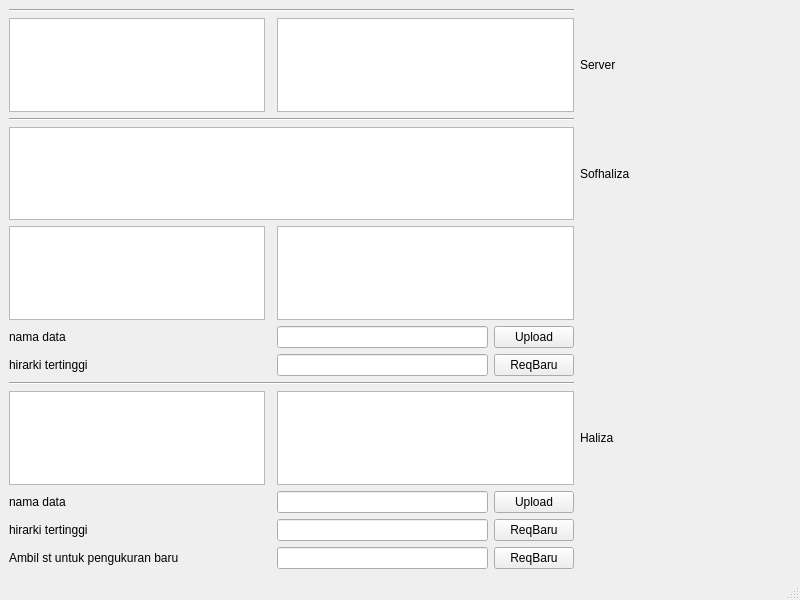
Old version of the form split_parsing/tampil.ui in the repository hattafaiq/QTxJS_zlibXqcompress.
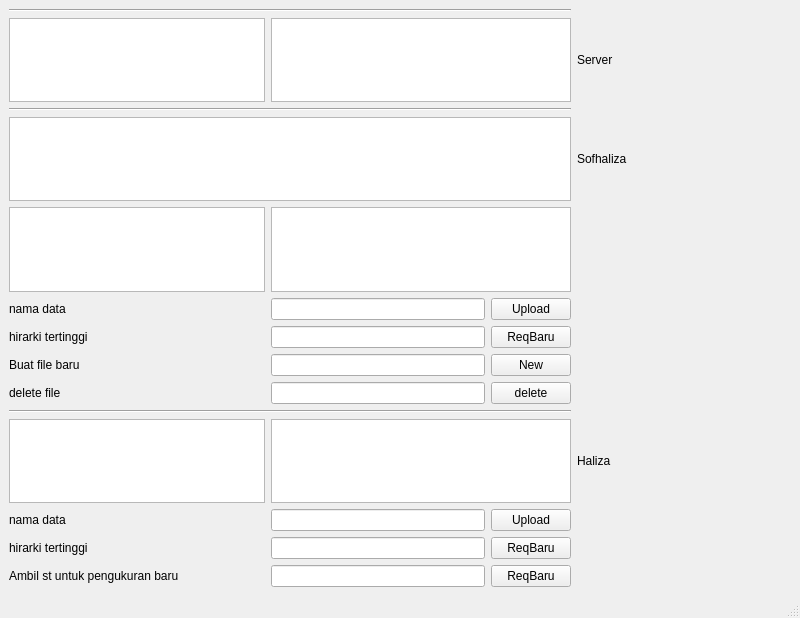
New version of the form. Custom widgets are drawn as their Qt base class.

```diff
--- a/split_parsing/tampil.ui
+++ b/split_parsing/tampil.ui
@@ -7,7 +7,7 @@
     <x>0</x>
     <y>0</y>
     <width>800</width>
-    <height>600</height>
+    <height>618</height>
    </rect>
   </property>
   <property name="windowTitle">
@@ -15,72 +15,43 @@
   </property>
   <widget class="QWidget" name="centralwidget">
    <layout class="QGridLayout" name="gridLayout">
-    <item row="20" column="0">
+    <item row="24" column="1">
+     <widget class="QLineEdit" name="lineEdit_5"/>
+    </item>
+    <item row="13" column="2">
+     <widget class="QPushButton" name="pushButton_6">
+      <property name="text">
+       <string>New</string>
+      </property>
+     </widget>
+    </item>
+    <item row="6" column="0">
+     <widget class="QTableView" name="tableView_3"/>
+    </item>
+    <item row="20" column="1">
+     <widget class="QLineEdit" name="lineEdit_3"/>
+    </item>
+    <item row="5" column="0" colspan="3">
+     <widget class="TreeSub" name="treeView"/>
+    </item>
+    <item row="12" column="1">
+     <widget class="QLineEdit" name="lineEdit_2"/>
+    </item>
+    <item row="23" column="0">
      <widget class="QLabel" name="label_7">
       <property name="text">
        <string>hirarki tertinggi</string>
       </property>
      </widget>
     </item>
-    <item row="12" column="3">
-     <widget class="QPushButton" name="pushButton_2">
-      <property name="text">
-       <string>ReqBaru</string>
-      </property>
-     </widget>
-    </item>
     <item row="12" column="2">
-     <widget class="QLineEdit" name="lineEdit_2"/>
-    </item>
-    <item row="5" column="4">
-     <widget class="QLabel" name="label_3">
+     <widget class="QPushButton" name="pushButton_2">
       <property name="text">
-       <string>Sofhaliza</string>
+       <string>ReqBaru</string>
       </property>
      </widget>
     </item>
-    <item row="3" column="0" colspan="4">
-     <widget class="Line" name="line">
-      <property name="orientation">
-       <enum>Qt::Horizontal</enum>
-      </property>
-     </widget>
-    </item>
-    <item row="10" column="3">
-     <widget class="QPushButton" name="pushButton">
-      <property name="text">
-       <string>Upload</string>
-      </property>
-     </widget>
-    </item>
-    <item row="20" column="2">
-     <widget class="QLineEdit" name="lineEdit_4"/>
-    </item>
-    <item row="21" column="2">
-     <widget class="QLineEdit" name="lineEdit_5"/>
-    </item>
-    <item row="10" column="0">
-     <widget class="QLabel" name="label">
-      <property name="text">
-       <string>nama data</string>
-      </property>
-     </widget>
-    </item>
-    <item row="0" column="0" colspan="4">
-     <widget class="Line" name="line_2">
-      <property name="orientation">
-       <enum>Qt::Horizontal</enum>
-      </property>
-     </widget>
-    </item>
-    <item row="12" column="0">
-     <widget class="QLabel" name="label_2">
-      <property name="text">
-       <string>hirarki tertinggi</string>
-      </property>
-     </widget>
-    </item>
-    <item row="12" column="4">
+    <item row="12" column="3">
      <spacer name="horizontalSpacer">
       <property name="orientation">
        <enum>Qt::Horizontal</enum>
@@ -93,88 +64,151 @@
       </property>
      </spacer>
     </item>
+    <item row="10" column="0">
+     <widget class="QLabel" name="label">
+      <property name="text">
+       <string>nama data</string>
+      </property>
+     </widget>
+    </item>
+    <item row="20" column="0">
+     <widget class="QLabel" name="label_6">
+      <property name="text">
+       <string>nama data</string>
+      </property>
+     </widget>
+    </item>
+    <item row="12" column="0">
+     <widget class="QLabel" name="label_2">
+      <property name="text">
+       <string>hirarki tertinggi</string>
+      </property>
+     </widget>
+    </item>
+    <item row="18" column="0">
+     <widget class="QTableView" name="tableView_5"/>
+    </item>
+    <item row="6" column="1" colspan="2">
+     <widget class="QTableView" name="tableView_4"/>
+    </item>
+    <item row="0" column="0" colspan="3">
+     <widget class="Line" name="line_2">
+      <property name="orientation">
+       <enum>Qt::Horizontal</enum>
+      </property>
+     </widget>
+    </item>
+    <item row="5" column="3">
+     <widget class="QLabel" name="label_3">
+      <property name="text">
+       <string>Sofhaliza</string>
+      </property>
+     </widget>
+    </item>
+    <item row="3" column="0" colspan="3">
+     <widget class="Line" name="line">
+      <property name="orientation">
+       <enum>Qt::Horizontal</enum>
+      </property>
+     </widget>
+    </item>
+    <item row="23" column="2">
+     <widget class="QPushButton" name="pushButton_3">
+      <property name="text">
+       <string>ReqBaru</string>
+      </property>
+     </widget>
+    </item>
+    <item row="13" column="0">
+     <widget class="QLabel" name="label_9">
+      <property name="text">
+       <string>Buat file baru</string>
+      </property>
+     </widget>
+    </item>
+    <item row="24" column="0">
+     <widget class="QLabel" name="label_8">
+      <property name="text">
+       <string>Ambil st untuk pengukuran baru</string>
+      </property>
+     </widget>
+    </item>
     <item row="2" column="0">
      <widget class="QTableView" name="tableView"/>
     </item>
-    <item row="17" column="3">
-     <widget class="QPushButton" name="pushButton_4">
-      <property name="text">
-       <string>Upload</string>
-      </property>
-     </widget>
+    <item row="10" column="1">
+     <widget class="QLineEdit" name="lineEdit"/>
     </item>
-    <item row="2" column="4">
+    <item row="2" column="3">
      <widget class="QLabel" name="label_4">
       <property name="text">
        <string>Server</string>
       </property>
      </widget>
     </item>
+    <item row="18" column="1" colspan="2">
+     <widget class="QTableView" name="tableView_6"/>
+    </item>
     <item row="10" column="2">
-     <widget class="QLineEdit" name="lineEdit"/>
+     <widget class="QPushButton" name="pushButton">
+      <property name="text">
+       <string>Upload</string>
+      </property>
+     </widget>
     </item>
-    <item row="20" column="3">
-     <widget class="QPushButton" name="pushButton_3">
+    <item row="13" column="1">
+     <widget class="QLineEdit" name="lineEdit_6"/>
+    </item>
+    <item row="24" column="2">
+     <widget class="QPushButton" name="pushButton_5">
       <property name="text">
        <string>ReqBaru</string>
       </property>
      </widget>
     </item>
-    <item row="17" column="0">
-     <widget class="QLabel" name="label_6">
+    <item row="20" column="2">
+     <widget class="QPushButton" name="pushButton_4">
       <property name="text">
-       <string>nama data</string>
+       <string>Upload</string>
       </property>
      </widget>
     </item>
-    <item row="2" column="2" colspan="2">
-     <widget class="QTableView" name="tableView_2"/>
-    </item>
-    <item row="15" column="0">
-     <widget class="QTableView" name="tableView_5"/>
-    </item>
-    <item row="17" column="2">
-     <widget class="QLineEdit" name="lineEdit_3"/>
-    </item>
-    <item row="13" column="0" colspan="4">
+    <item row="16" column="0" colspan="3">
      <widget class="Line" name="line_3">
       <property name="orientation">
        <enum>Qt::Horizontal</enum>
       </property>
      </widget>
     </item>
-    <item row="15" column="2" colspan="2">
-     <widget class="QTableView" name="tableView_6"/>
+    <item row="23" column="1">
+     <widget class="QLineEdit" name="lineEdit_4"/>
     </item>
-    <item row="21" column="0">
-     <widget class="QLabel" name="label_8">
-      <property name="text">
-       <string>Ambil st untuk pengukuran baru</string>
-      </property>
-     </widget>
+    <item row="2" column="1" colspan="2">
+     <widget class="QTableView" name="tableView_2"/>
     </item>
-    <item row="15" column="4">
+    <item row="18" column="3">
      <widget class="QLabel" name="label_5">
       <property name="text">
        <string>Haliza</string>
       </property>
      </widget>
     </item>
-    <item row="21" column="3">
-     <widget class="QPushButton" name="pushButton_5">
+    <item row="14" column="0">
+     <widget class="QLabel" name="label_10">
       <property name="text">
-       <string>ReqBaru</string>
+       <string>delete file</string>
       </property>
      </widget>
     </item>
-    <item row="6" column="0">
-     <widget class="QTableView" name="tableView_3"/>
+    <item row="14" column="1">
+     <widget class="QLineEdit" name="lineEdit_7"/>
     </item>
-    <item row="5" column="0" colspan="4">
-     <widget class="TreeSubwin" name="treeView"/>
-    </item>
-    <item row="6" column="2" colspan="2">
-     <widget class="QTableView" name="tableView_4"/>
+    <item row="14" column="2">
+     <widget class="QPushButton" name="pushButton_7">
+      <property name="text">
+       <string>delete</string>
+      </property>
+     </widget>
     </item>
    </layout>
   </widget>
@@ -192,9 +226,9 @@
  </widget>
  <customwidgets>
   <customwidget>
-   <class>TreeSubwin</class>
+   <class>TreeSub</class>
    <extends>QTreeView</extends>
-   <header>treesubwin.h</header>
+   <header>treesub.h</header>
   </customwidget>
  </customwidgets>
  <resources/>
```
